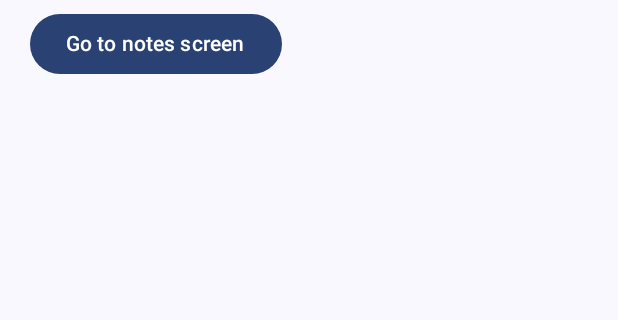
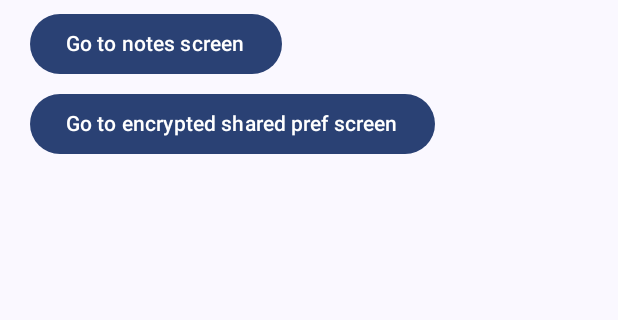
Before and after one commit to code-and-notes/securitysnack, an Android app built with Jetpack Compose: the screen it shows after launch (MainActivity), on a phone screen of 412 x 824 dp, the part 66-386 px from its top. Run offline under Robolectric (Android 15) with nearby library versions, the phone set to English and light mode, and no system bars; our stand-ins replace Room's generated code; 3 statements that could not run were skipped.

Commit message:
added encrypted shared prefs

```diff
--- a/app/src/main/java/com/android/learning/securitysnack/ui/activities/MainActivity.kt
+++ b/app/src/main/java/com/android/learning/securitysnack/ui/activities/MainActivity.kt
@@ -28,13 +28,17 @@ import androidx.compose.ui.unit.dp
 import androidx.fragment.app.FragmentActivity
 import androidx.lifecycle.ViewModelProvider
 import androidx.room.Room
+import androidx.security.crypto.EncryptedSharedPreferences
+import androidx.security.crypto.MasterKey
 import com.android.learning.securitysnack.db.NotesDatabase
+import com.android.learning.securitysnack.ui.screens.ESPScreen
 import com.android.learning.securitysnack.ui.screens.NotesScreen
 import com.android.learning.securitysnack.ui.sealed.ScreenState
 
 import com.android.learning.securitysnack.ui.theme.SecuritysnackTheme
 import com.android.learning.securitysnack.ui.viewmodels.MainviewModel
 import com.android.learning.securitysnack.ui.viewmodels.MainviewModelFactory
+import com.android.learning.securitysnack.utilities.ESPenum
 
 
 class MainActivity : FragmentActivity() {
@@ -42,6 +46,9 @@ class MainActivity : FragmentActivity() {
     lateinit var mainviewModel: MainviewModel
 
     lateinit var database : NotesDatabase
+
+    lateinit var masterKey: MasterKey
+    lateinit var sharedPreferences: SharedPreferences
 
     @RequiresApi(Build.VERSION_CODES.P)
     override fun onCreate(savedInstanceState: Bundle?) {
@@ -54,6 +61,17 @@ class MainActivity : FragmentActivity() {
         ).build()
         val factory = MainviewModelFactory(database.notesDao())
         mainviewModel = ViewModelProvider.create(this,factory)[MainviewModel::class]
+        masterKey = MasterKey.Builder(this, ESPenum.ALIAS.value)
+            .setKeyScheme(MasterKey.KeyScheme.AES256_GCM)
+            .build()
+        sharedPreferences = EncryptedSharedPreferences.create(
+            this,
+            ESPenum.FILE_NAME.value,
+            masterKey,
+            EncryptedSharedPreferences.PrefKeyEncryptionScheme.AES256_SIV,
+            EncryptedSharedPreferences.PrefValueEncryptionScheme.AES256_GCM
+        )
+
         setContent {
             val screenState by remember { mainviewModel.screenState }
             val backClick = { mainviewModel.screenState.value = ScreenState.Home }
@@ -62,8 +80,10 @@ class MainActivity : FragmentActivity() {
                     val modifier = Modifier.padding(innerPadding)
                     when(screenState){
                         is ScreenState.Home -> Home(modifier,mainviewModel)
-                        is ScreenState.Notes -> NotesScreen(modifier,backClick,mainviewModel)
-                        is ScreenState.ESP -> {}
+                        is ScreenState.Notes -> NotesScreen(modifier,mainviewModel)
+                        is ScreenState.ESP -> {
+                            ESPScreen(modifier,sharedPreferences)
+                        }
                         is ScreenState.BioAuth -> {}
                     }
                     BackHandler {
@@ -86,6 +106,9 @@ fun Home( modifier: Modifier = Modifier,
         Button(onClick = {mainviewModel.screenState.value = ScreenState.Notes}) {
             Text("Go to notes screen")
         }
+        Button(onClick = {mainviewModel.screenState.value = ScreenState.ESP}) {
+            Text("Go to encrypted shared pref screen")
+        }
 
 
     }
--- /dev/null
+++ b/app/src/main/java/com/android/learning/securitysnack/utilities/ESPenum.kt
@@ -0,0 +1,8 @@
+package com.android.learning.securitysnack.utilities
+
+enum class ESPenum(val value:String) {
+
+    ALIAS("esp_alias"),
+    FILE_NAME("esp_file_name")
+
+}
```
Also changed, not shown: app/src/main/java/com/android/learning/securitysnack/ui/screens/ESPScreen.kt (added, +67 -0 lines), app/src/main/java/com/android/learning/securitysnack/ui/screens/NotesScreen.kt (+14 -8 lines).
